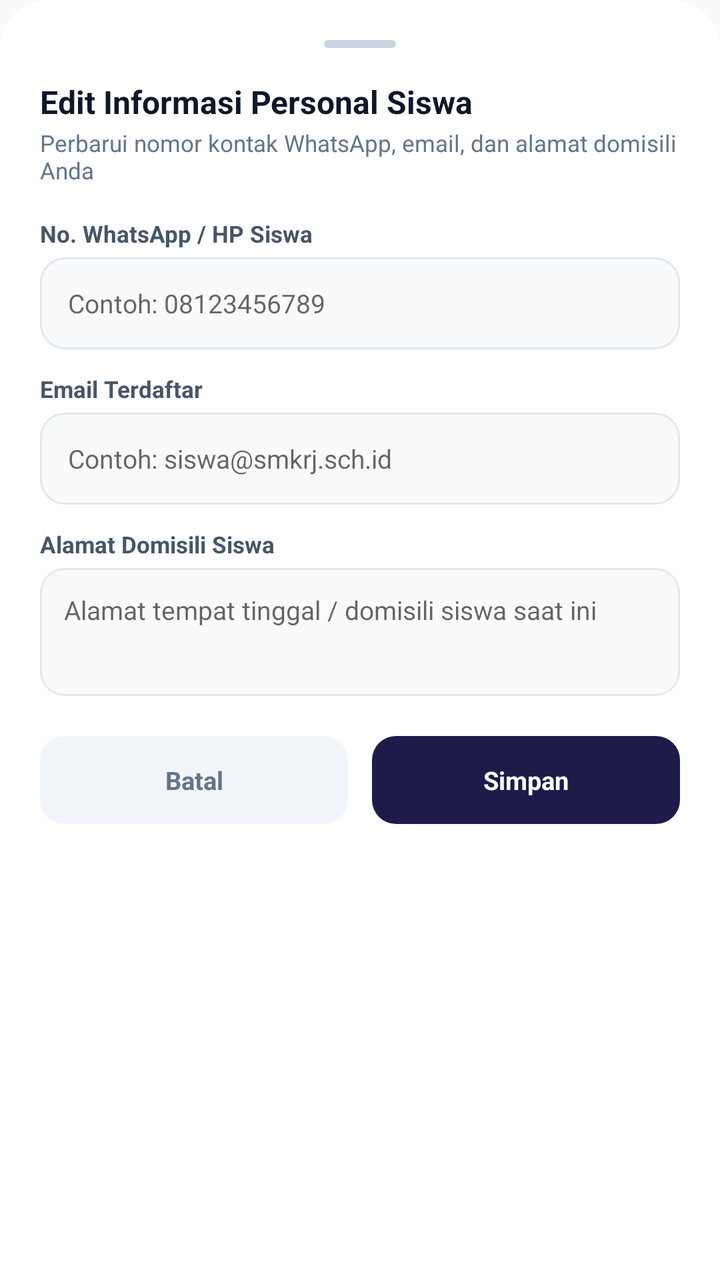
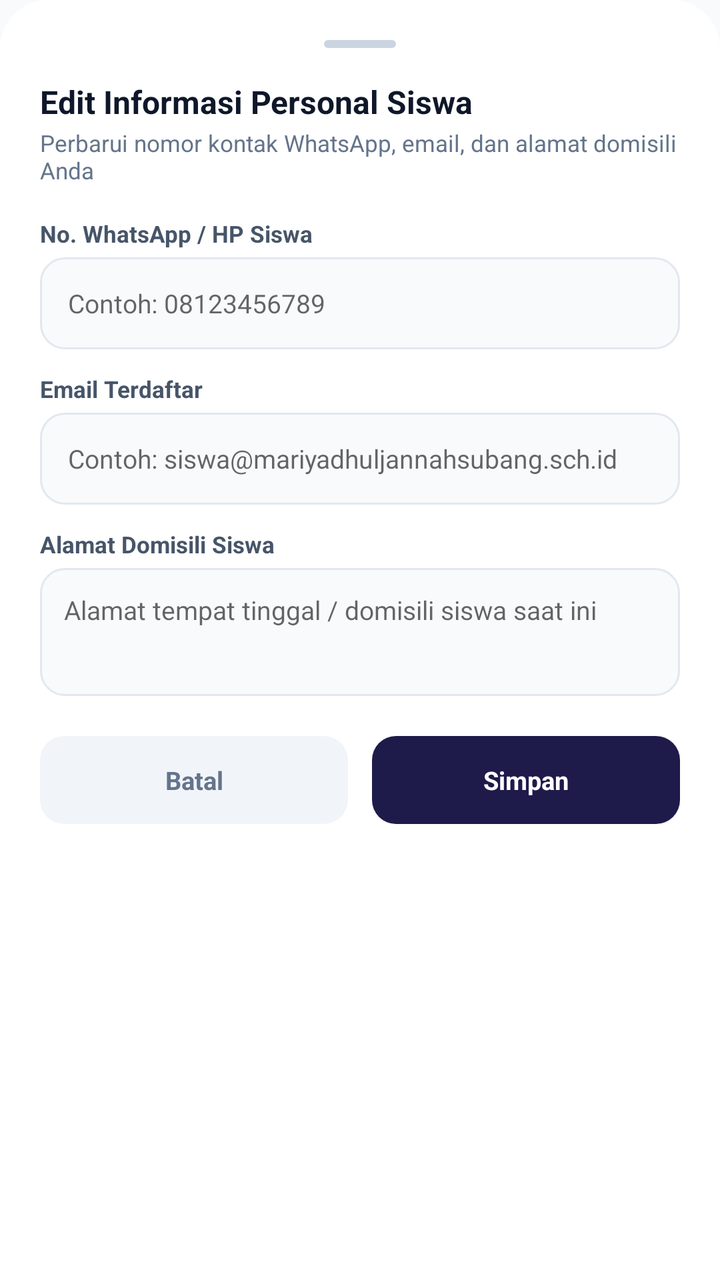

Before-and-after screenshots of an Android layout around one commit, followed by the original layout XML and the change that was made.
<!-- AndroidManifest.xml: application theme Theme.MarijanSuperapps -->
<!-- res/layout/dialog_edit_profil_siswa.xml -->
<?xml version="1.0" encoding="utf-8"?>
<LinearLayout xmlns:android="http://schemas.android.com/apk/res/android"
    android:layout_width="match_parent"
    android:layout_height="wrap_content"
    android:orientation="vertical"
    android:background="@drawable/bg_bottom_sheet"
    android:backgroundTint="#FFFFFF"
    android:padding="20dp">

    
    <View
        android:layout_width="36dp"
        android:layout_height="4dp"
        android:background="@drawable/bg_rounded_border"
        android:backgroundTint="#CBD5E1"
        android:layout_gravity="center_horizontal"
        android:layout_marginBottom="16dp" />

    <TextView
        android:layout_width="match_parent"
        android:layout_height="wrap_content"
        android:text="Edit Informasi Personal Siswa"
        android:textColor="#0F172A"
        android:textSize="16sp"
        android:textStyle="bold" />

    <TextView
        android:layout_width="match_parent"
        android:layout_height="wrap_content"
        android:text="Perbarui nomor kontak WhatsApp, email, dan alamat domisili Anda"
        android:textColor="#64748B"
        android:textSize="11.5sp"
        android:layout_marginTop="2dp"
        android:layout_marginBottom="16dp" />

    
    <TextView
        android:layout_width="wrap_content"
        android:layout_height="wrap_content"
        android:text="No. WhatsApp / HP Siswa"
        android:textColor="#475569"
        android:textSize="11.5sp"
        android:textStyle="bold" />

    <EditText
        android:id="@+id/etEditNoWaSiswa"
        android:layout_width="match_parent"
        android:layout_height="46dp"
        android:background="@drawable/bg_input_rounded"
        android:hint="Contoh: 08123456789"
        android:inputType="phone"
        android:paddingHorizontal="14dp"
        android:textColor="#0F172A"
        android:textSize="13sp"
        android:layout_marginTop="4dp"
        android:layout_marginBottom="12dp" />

    
    <TextView
        android:layout_width="wrap_content"
        android:layout_height="wrap_content"
        android:text="Email Terdaftar"
        android:textColor="#475569"
        android:textSize="11.5sp"
        android:textStyle="bold" />

    <EditText
        android:id="@+id/etEditEmailSiswa"
        android:layout_width="match_parent"
        android:layout_height="46dp"
        android:background="@drawable/bg_input_rounded"
        android:hint="Contoh: siswa@smkrj.sch.id"
        android:inputType="textEmailAddress"
        android:paddingHorizontal="14dp"
        android:textColor="#0F172A"
        android:textSize="13sp"
        android:layout_marginTop="4dp"
        android:layout_marginBottom="12dp" />

    
    <TextView
        android:layout_width="wrap_content"
        android:layout_height="wrap_content"
        android:text="Alamat Domisili Siswa"
        android:textColor="#475569"
        android:textSize="11.5sp"
        android:textStyle="bold" />

    <EditText
        android:id="@+id/etEditAlamatSiswa"
        android:layout_width="match_parent"
        android:layout_height="64dp"
        android:background="@drawable/bg_input_rounded"
        android:gravity="top|start"
        android:hint="Alamat tempat tinggal / domisili siswa saat ini"
        android:inputType="textMultiLine"
        android:padding="12dp"
        android:textColor="#0F172A"
        android:textSize="13sp"
        android:layout_marginTop="4dp"
        android:layout_marginBottom="20dp" />

    
    <LinearLayout
        android:layout_width="match_parent"
        android:layout_height="wrap_content"
        android:orientation="horizontal">

        <TextView
            android:id="@+id/btnBatalEditSiswa"
            android:layout_width="0dp"
            android:layout_height="44dp"
            android:layout_weight="1"
            android:layout_marginEnd="6dp"
            android:text="Batal"
            android:textColor="#64748B"
            android:textSize="12.5sp"
            android:textStyle="bold"
            android:gravity="center"
            android:background="@drawable/bg_rounded_border"
            android:backgroundTint="#F1F5F9"
            android:clickable="true"
            android:focusable="true"
            android:foreground="?attr/selectableItemBackground" />

        <TextView
            android:id="@+id/btnSimpanEditSiswa"
            android:layout_width="0dp"
            android:layout_height="44dp"
            android:layout_weight="1"
            android:layout_marginStart="6dp"
            android:text="Simpan"
            android:textColor="#FFFFFF"
            android:textSize="12.5sp"
            android:textStyle="bold"
            android:gravity="center"
            android:background="@drawable/bg_rounded_border"
            android:backgroundTint="#1E1B4B"
            android:clickable="true"
            android:focusable="true"
            android:foreground="?attr/selectableItemBackground" />
    </LinearLayout>
</LinearLayout>
<!-- resources referenced by this layout -->
<resources>
  <!-- drawable bg_bottom_sheet (drawable) -->
  <?xml version="1.0" encoding="utf-8"?>
  <shape xmlns:android="http://schemas.android.com/apk/res/android">
      <solid android:color="#FFFFFF" />
      <corners
          android:topLeftRadius="24dp"
          android:topRightRadius="24dp"
          android:bottomLeftRadius="0dp"
          android:bottomRightRadius="0dp" />
  </shape>
  <!-- drawable bg_input_rounded (drawable) -->
  <?xml version="1.0" encoding="utf-8"?>
  <shape xmlns:android="http://schemas.android.com/apk/res/android">
      <solid android:color="#F8FAFC"/>
      <stroke android:width="1dp" android:color="#E2E8F0"/>
      <corners android:radius="12dp"/>
  </shape>
  <!-- drawable bg_rounded_border (drawable) -->
  <?xml version="1.0" encoding="utf-8"?>
  <shape xmlns:android="http://schemas.android.com/apk/res/android"
      android:shape="rectangle">
      <solid android:color="#FFFFFF" />
      <corners android:radius="12dp" />
  </shape>
  <style name="Theme.MarijanSuperapps" parent="Theme.AppCompat.Light.NoActionBar">
          <item name="android:windowLightStatusBar">true</item>
          <item name="android:statusBarColor">#FFFFFF</item>
          <item name="android:windowBackground">#F8FAFC</item>
          <item name="android:windowAnimationStyle">@style/WindowAnimation.Smooth</item>
      </style>
  <style name="WindowAnimation.Smooth" parent="@android:style/Animation.Activity">
          <item name="android:activityOpenEnterAnimation">@anim/fade_in_smooth</item>
          <item name="android:activityOpenExitAnimation">@anim/stay_smooth</item>
          <item name="android:activityCloseEnterAnimation">@anim/stay_smooth</item>
          <item name="android:activityCloseExitAnimation">@anim/fade_out_smooth</item>
          <item name="android:taskOpenEnterAnimation">@anim/fade_in_smooth</item>
          <item name="android:taskOpenExitAnimation">@anim/stay_smooth</item>
          <item name="android:taskCloseEnterAnimation">@anim/stay_smooth</item>
          <item name="android:taskCloseExitAnimation">@anim/fade_out_smooth</item>
          <item name="android:taskToFrontEnterAnimation">@anim/fade_in_smooth</item>
          <item name="android:taskToFrontExitAnimation">@anim/stay_smooth</item>
          <item name="android:taskToBackEnterAnimation">@anim/stay_smooth</item>
          <item name="android:taskToBackExitAnimation">@anim/fade_out_smooth</item>
      </style>
</resources>

<!-- the commit's change to res/layout/dialog_edit_profil_siswa.xml (unified diff, before → after) -->
@@ -69,7 +69,7 @@
         android:layout_width="match_parent"
         android:layout_height="46dp"
         android:background="@drawable/bg_input_rounded"
-        android:hint="Contoh: siswa@smkrj.sch.id"
+        android:hint="Contoh: siswa@mariyadhuljannahsubang.sch.id"
         android:inputType="textEmailAddress"
         android:paddingHorizontal="14dp"
         android:textColor="#0F172A"
